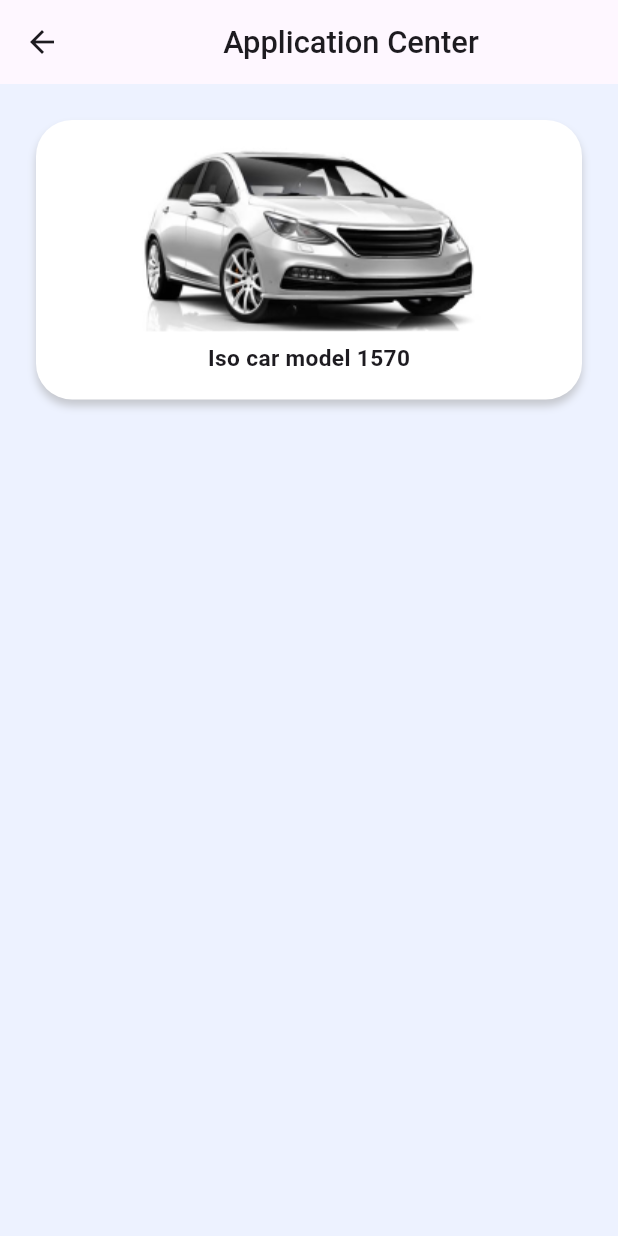
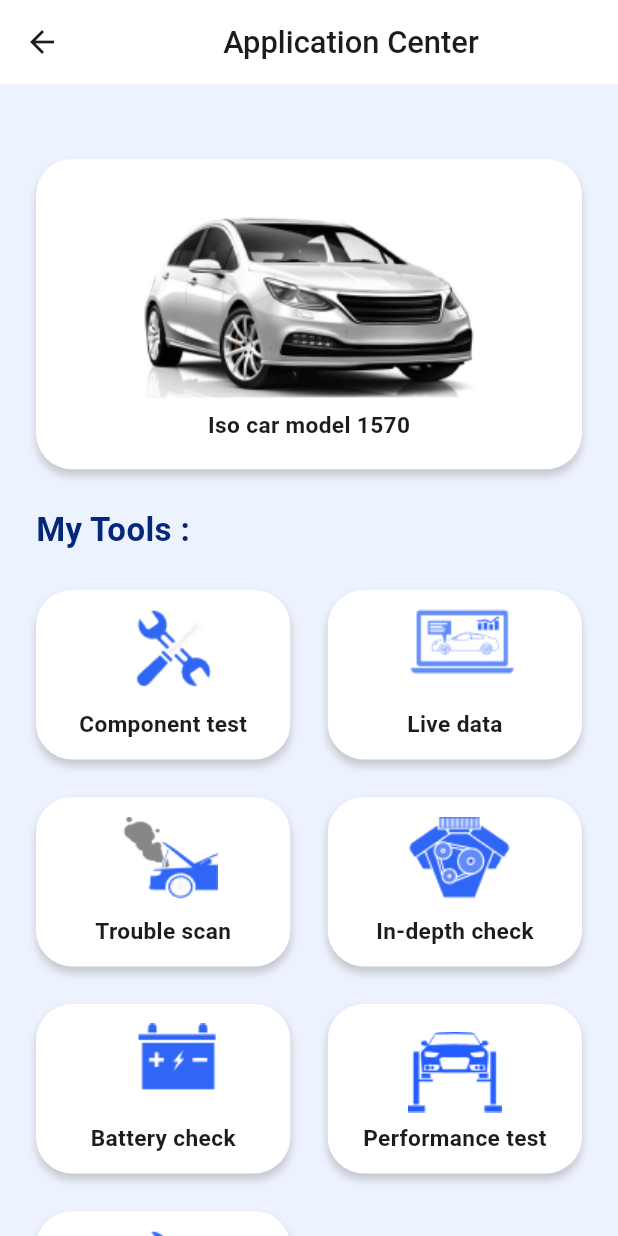
Before and after one commit to Rana-Mohsen/seere, a Flutter app: the AppCenterView screen opened directly, on a phone screen of 412 x 824 dp. Run offline on Flutter 3.47's test engine with Material 3 defaults, Android fonts, the phone set to English and light mode, and no system bars; our stand-ins replace sizer.

Commit message:
app center grid view

```diff
--- a/lib/components/app_center_container.dart
+++ b/lib/components/app_center_container.dart
@@ -4,31 +4,39 @@ import 'package:sizer/sizer.dart';
 
 class AppCenterContainer extends StatelessWidget {
   const AppCenterContainer(
-      {super.key, required this.image, required this.lable});
+      {super.key,
+      required this.image,
+      required this.lable,
+      required this.imgSize,
+      required this.hight,
+      required this.width});
   final String image;
   final String lable;
+  final int imgSize;
+  final double hight;
+  final double width;
   @override
   Widget build(BuildContext context) {
     return Container(
+      height: hight,
+      width: width,
       decoration: boxDecoration(radius: 24),
       child: Column(
+        mainAxisAlignment: MainAxisAlignment.center,
         children: [
           SizedBox(
-            height: 18.h,
+            height: imgSize.h,
             width: double.infinity,
             child: Image.asset(
               image,
               // fit: BoxFit.cover,
             ),
           ),
-          Padding(
-            padding: const EdgeInsets.only(bottom: 16),
-            child: Text(
-              lable,
-              style: TextStyle(
-                fontWeight: FontWeight.w600,
-                fontSize: 11.sp,
-              ),
+          Text(
+            lable,
+            style: TextStyle(
+              fontWeight: FontWeight.w600,
+              fontSize: 11.sp,
             ),
           ),
         ],
--- a/lib/components/home_container.dart
+++ b/lib/components/home_container.dart
@@ -20,7 +20,7 @@ class _HomeContainerState extends State<HomeContainer> {
   Widget build(BuildContext context) {
     return Container(
         decoration: boxDecoration(),
-        height: 18.h,
+        height: 19.h,
         width: 43.w,
         child: Column(
           children: [
--- a/lib/views/app_center_view.dart
+++ b/lib/views/app_center_view.dart
@@ -5,10 +5,21 @@ import 'package:sizer/sizer.dart';
 class AppCenterView extends StatelessWidget {
   const AppCenterView({super.key});
 
+  final List<Map<String, String>> _containerData = const [
+    {'name': "Component test", 'image': "assets/icons/comptest.png"},
+    {'name': "Live data", 'image': "assets/icons/livedata2.png"},
+    {'name': "Trouble scan", 'image': "assets/icons/troublescan2.png"},
+    {'name': "In-depth check", 'image': "assets/icons/in-depth.png"},
+    {'name': "Battery check", 'image': "assets/icons/battarycheck.png"},
+    {'name': "Performance test", 'image': "assets/icons/performancetest.png"},
+    {'name': "Trip management", 'image': "assets/icons/comptest.png"}
+  ];
   @override
   Widget build(BuildContext context) {
     return Scaffold(
       appBar: AppBar(
+        surfaceTintColor: Colors.white,
+        backgroundColor: Colors.white,
         title: Center(
           child: Text(
             "Application Center",
@@ -19,15 +30,56 @@ class AppCenterView extends StatelessWidget {
           ),
         ),
       ),
-      body: Padding(
-        padding: const EdgeInsets.all(24),
+      body: SingleChildScrollView(
+        child: Padding(
+          padding: const EdgeInsets.symmetric(horizontal: 24, vertical: 50),
           child: Column(
             children: [
               AppCenterContainer(
                 image: 'assets/images/center_car.png',
                 lable: "Iso car model 1570",
+                imgSize: 18,
+                hight: 25.1.h,
+                width: double.maxFinite,
+              ),
+              SizedBox(
+                height: 3.h,
+              ),
+              Row(
+                children: [
+                  Text(
+                    "My Tools :",
+                    style: TextStyle(
+                      color: const Color(0xff042877),
+                      fontWeight: FontWeight.w600,
+                      fontSize: 16.sp,
+                    ),
                   ),
                 ],
+              ),
+              SizedBox(
+                height: 3.h,
+              ),
+              GridView.builder(
+                  physics: const NeverScrollableScrollPhysics(),
+                  shrinkWrap: true,
+                  gridDelegate: const SliverGridDelegateWithFixedCrossAxisCount(
+                      crossAxisCount: 2,
+                      childAspectRatio: 1.5,
+                      crossAxisSpacing: 25,
+                      mainAxisSpacing: 25),
+                  itemCount: _containerData.length,
+                  itemBuilder: (context, index) {
+                    return AppCenterContainer(
+                      image: _containerData[index]['image']!,
+                      lable: _containerData[index]['name']!,
+                      imgSize: 8,
+                      hight: 15.h,
+                      width: 40.w,
+                    );
+                  })
+            ],
+          ),
         ),
       ),
     );
```
Also changed, not shown: assets/icons/in-depth.png (added). Lines whose indentation alone changed are shown as unchanged.
